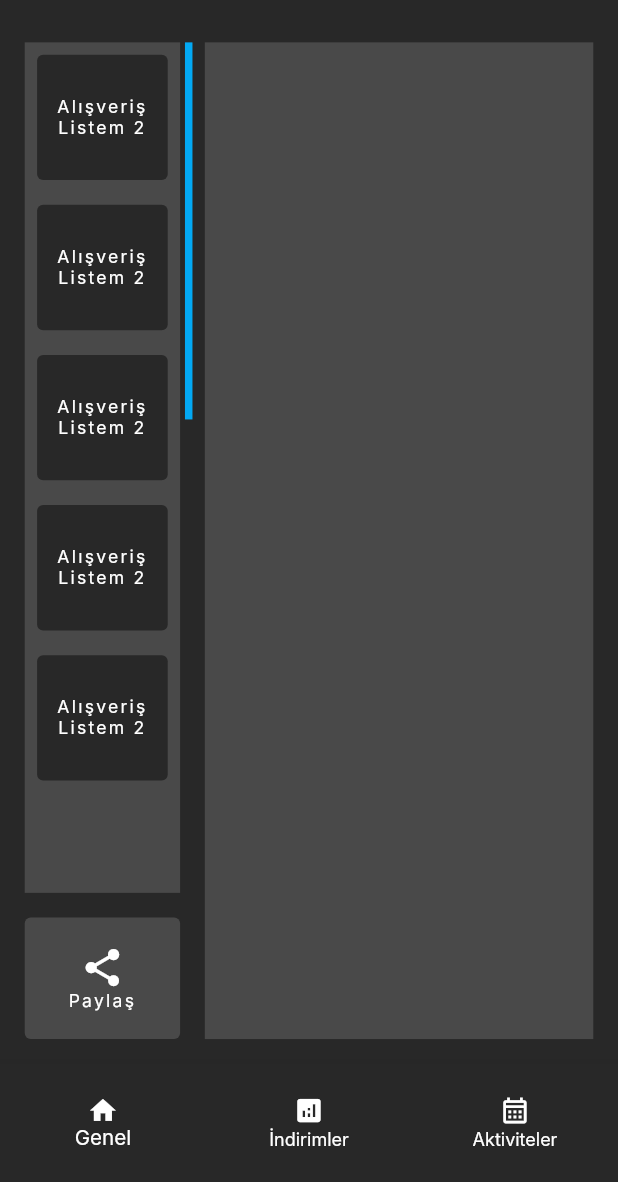
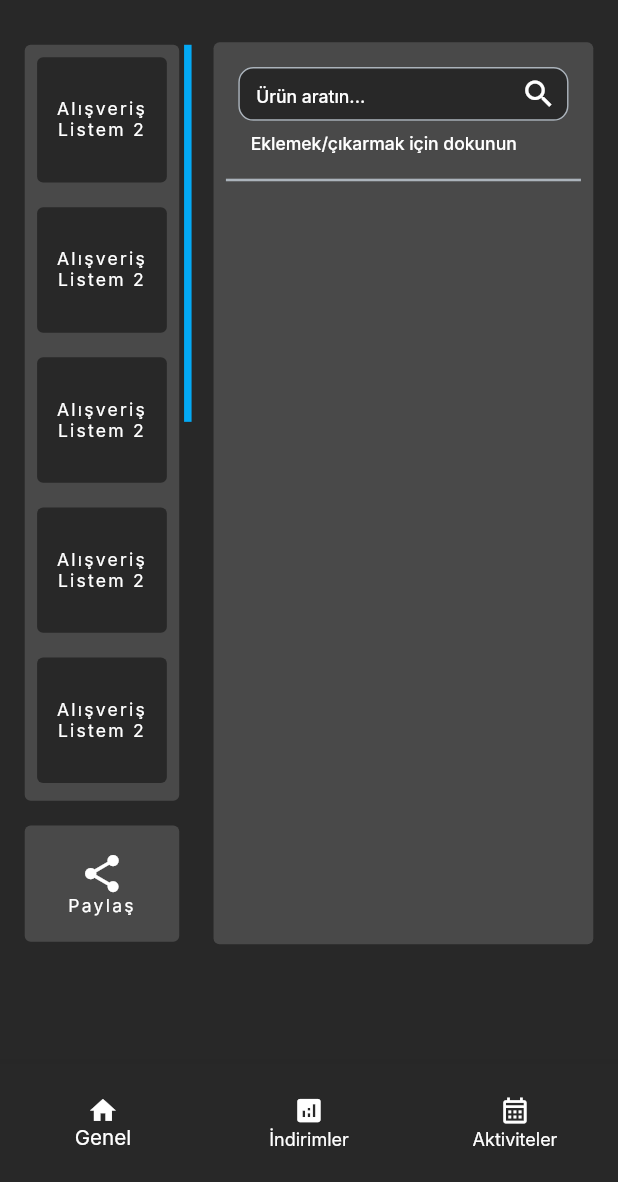
Before and after one commit to newapp49/flash_angebote, a Flutter app: the ShopingListPage screen opened by its route, on a phone screen of 412 x 824 dp, the part 54-1236 px from its top. Run offline on Flutter 3.47's test engine with Material 2 defaults, Android fonts, the phone set to English and light mode, and no system bars; our stand-ins replace auto_route, easy_localization, flutter_screenutil; generated files the repository leaves out were written again; Roboto replaces fonts that are missing (Inter).

Commit message:
son hali

```diff
--- a/lib/src/features/shopingListPage/view/shoping_list_view.dart
+++ b/lib/src/features/shopingListPage/view/shoping_list_view.dart
@@ -58,15 +58,15 @@ class _ShopingListPageState extends State<ShopingListPage> {
     );
   }
 
-  Center bodyPage(BuildContext context) {
-    return Center(
+  SingleChildScrollView bodyPage(BuildContext context) {
+    return SingleChildScrollView(
       child: Padding(
         padding: context.padding2,
         child: Row(
           children: [
             leftSide(context),
             SizedBox(
-              width: context.value2,
+              width: 20.w,
             ),
             rightSide(context),
           ],
@@ -77,27 +77,101 @@ class _ShopingListPageState extends State<ShopingListPage> {
 
   Expanded rightSide(BuildContext context) {
     return Expanded(
-      flex: 5,
       child: Container(
+        width: 215.h,
+        height: 65.h + 422.h + context.value2.h,
+        decoration: BoxDecoration(
           color: context.colorScheme.onSurface,
+          borderRadius: BorderRadius.circular(4),
+        ),
+        child: Padding(
+          padding: context.paddingVertical2,
+          child: Column(
+            crossAxisAlignment: CrossAxisAlignment.start,
+            children: [
+              Padding(
+                padding: context.paddingHorizontal2,
+                child: Container(
+                  height: 30.h,
+                  child: TextFormField(
+                    textAlignVertical: TextAlignVertical.bottom,
+                    style: context.textTheme.bodyLarge,
+                    cursorHeight: 14.h,
+                    decoration: InputDecoration(
+                      hintText: "Ürün aratın...",
+                      hintStyle: context.textTheme.titleMedium!
+                          .copyWith(color: context.colorScheme.onPrimary),
+                      filled: true,
+                      fillColor: context.colorScheme.background,
+                      suffixIcon: Padding(
+                        padding: context.leftPadding1,
+                        child: Icon(
+                          Icons.search,
+                          color: context.colorScheme.onPrimary,
+                        ),
+                      ),
+                      border: OutlineInputBorder(
+                        borderSide: BorderSide(color: Colors.amber),
+                      ),
+                      focusedBorder: OutlineInputBorder(
+                        borderRadius: BorderRadius.circular(10),
+                        borderSide: BorderSide(
+                          color: context.colorScheme.onTertiary,
+                        ),
+                      ),
+                      enabledBorder: OutlineInputBorder(
+                        borderRadius: BorderRadius.circular(10),
+                        borderSide:
+                            BorderSide(color: context.colorScheme.onTertiary),
+                      ),
+                    ),
+                  ),
+                ),
+              ),
+              Padding(
+                padding: context.paddingHorizontal3,
+                child: Padding(
+                  padding: context.paddingVertical1,
+                  child: Text(
+                    "Eklemek/çıkarmak için dokunun",
+                    style: context.textTheme.titleMedium!
+                        .copyWith(color: context.colorScheme.onPrimary),
+                  ),
+                ),
+              ),
+              divider(context)
+            ],
+          ),
+        ),
       ),
     );
   }
 
-  Expanded leftSide(BuildContext context) {
-    return Expanded(
-      flex: 2,
-      child: Column(
+  Container divider(BuildContext context) {
+    return Container(
+      padding: context.paddingHorizontal1,
+      height: 15.h,
+      child: Divider(
+        color: context.colorScheme.onTertiary,
+        thickness: 1.5.w,
+      ),
+    );
+  }
+
+  Column leftSide(BuildContext context) {
+    return Column(
       children: [
-          Expanded(
-            flex: 7,
-            child: Container(
+        Container(
+          width: context.width / 4,
+          height: 422.h,
+          decoration: BoxDecoration(
               color: context.colorScheme.onSurface,
+              borderRadius: BorderRadius.circular(4)),
           child: Padding(
             padding: context.paddingHorizontal1,
             child: Column(children: [
               SizedBox(
-                    width: double.maxFinite,
+                width: context.width / 4,
                 height: 420.h,
                 child: RawScrollbar(
                   crossAxisMargin: -context.value2,
@@ -126,10 +200,8 @@ class _ShopingListPageState extends State<ShopingListPage> {
                                 overflow: TextOverflow.ellipsis,
                                 maxLines: 2,
                                 textAlign: TextAlign.center,
-                                    style: context.textTheme.displayLarge!
-                                        .copyWith(
-                                            color:
-                                                context.colorScheme.onPrimary)),
+                                style: context.textTheme.displayLarge!.copyWith(
+                                    color: context.colorScheme.onPrimary)),
                           ),
                         );
                       }
@@ -158,15 +230,13 @@ class _ShopingListPageState extends State<ShopingListPage> {
             ]),
           ),
         ),
-          ),
         SizedBox(
           height: context.value2,
         ),
-          Expanded(
-            flex: 1,
-            child: Container(
+        Container(
           padding: context.padding1,
-              width: double.maxFinite,
+          height: 65.h,
+          width: context.width / 4,
           alignment: Alignment.center,
           decoration: BoxDecoration(
               color: context.colorScheme.onSurface,
@@ -188,9 +258,7 @@ class _ShopingListPageState extends State<ShopingListPage> {
             ],
           ),
         ),
-          ),
       ],
-      ),
     );
   }
 
```
Lines whose indentation alone changed are shown as unchanged.
